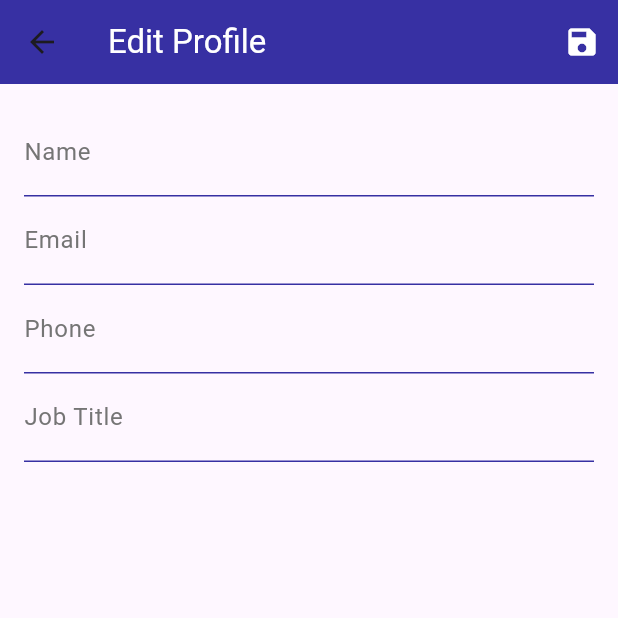
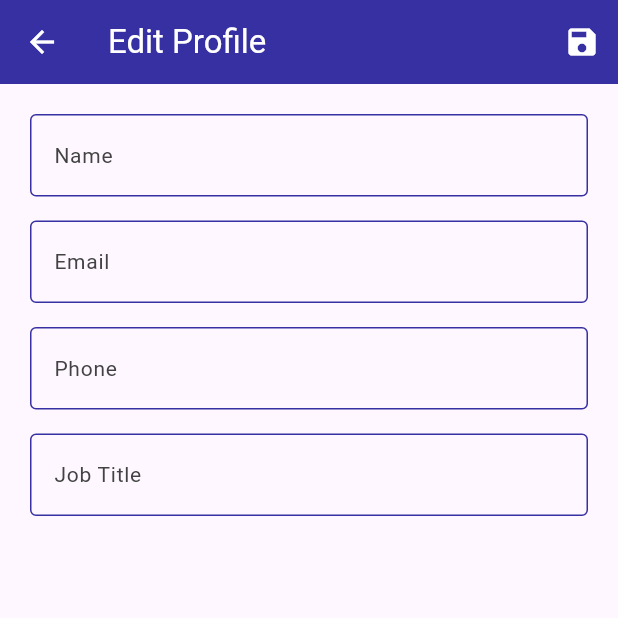
Before and after one commit to mouhana22/mawjood_app, a Flutter app: the ProfilePage screen opened directly, after a tap on the "edit" icon, on a phone screen of 412 x 824 dp, the top half of it. Run offline on Flutter 3.47's test engine with Material 3 defaults, Android fonts, the phone set to English and light mode, and no system bars; our stand-ins replace camera, cloud_firestore, firebase_auth, firebase_core, google_maps_flutter; missing offline and left inert: maps_toolkit; accounts and stored records are empty; network calls fail.

Commit message:
edit profile page modifications

```diff
--- a/lib/Screens/Profile.dart
+++ b/lib/Screens/Profile.dart
@@ -37,19 +37,16 @@ class _ProfilePageState extends State<ProfilePage> {
     }
   }
 
+  void _logout() async {
+    await FirebaseAuth.instance.signOut();
+    Navigator.of(context).pushReplacementNamed('/login');
+  }
+
   @override
   Widget build(BuildContext context) {
-    void editProfile() {
-      print('Edit Profile Clicked');
-       Navigator.push(
-                      context,
-                      MaterialPageRoute(builder: (context) => const EditProfile()),
-                    );
-    }
-
     Color appBarColor = const Color(0xFF3730A3);
-    TextStyle titleStyle = const TextStyle(fontSize: 26, fontWeight: FontWeight.bold, color: Colors.white);
-    TextStyle subtitleStyle = const TextStyle(fontSize: 20, color: Colors.white70);
+    TextStyle titleStyle = const TextStyle(fontSize: 20, fontWeight: FontWeight.bold, color: Colors.white);
+    TextStyle infoStyle = TextStyle(fontSize: 16, color: Colors.white.withOpacity(0.9));
 
     return Scaffold(
       appBar: AppBar(
@@ -60,114 +57,104 @@ class _ProfilePageState extends State<ProfilePage> {
         actions: [
           IconButton(
             icon: const Icon(Icons.edit),
-            onPressed: editProfile,
-            color: Colors.white,
+            onPressed: () {
+              Navigator.push(
+                context,
+                MaterialPageRoute(builder: (context) => const EditProfile()),
+              );
+            },
           ),
+          IconButton(
+            icon: const Icon(Icons.logout),
+            onPressed: _logout,
+          )
         ],
       ),
       body: SingleChildScrollView(
         child: Column(
           children: [
-            Stack(
-              alignment: Alignment.bottomCenter,
-              children: [
-                Container(
-                  height: 200,
-                  decoration: const BoxDecoration(
-                    gradient: LinearGradient(
-                      begin: Alignment.topCenter,
-                      end:
-                      Alignment.bottomCenter,
-                      colors: [Color(0xFF3730A3), Color(0xFF5C49E0)],
-                    ),
+            Container(
+              height: 250,
+              decoration: BoxDecoration(
+                color: appBarColor,
+                borderRadius: BorderRadius.vertical(bottom: Radius.circular(20)),
+              ),
+              alignment: Alignment.center,
+              child: Column(
+                mainAxisAlignment: MainAxisAlignment.center,
+                children: [
+                  CircleAvatar(
+                    radius: 60,
+                    backgroundImage: NetworkImage(userInfo?['image_URL'] ?? 'https://via.placeholder.com/150'),
+                    backgroundColor: Colors.white70,
                   ),
-                ),
-                Padding(
-                  padding: const EdgeInsets.only(bottom: 60.0),
-                  child: CircleAvatar(
-                    radius: 60,
-                    backgroundImage: NetworkImage(user?.photoURL ?? 'https://via.placeholder.com/150'),
-                    backgroundColor: Colors.white, // Ensuring there's a background color in case the image fails to load
+                  const SizedBox(height: 10),
+                  Text(
+                    userInfo?['name'] ?? 'No name available',
+                    style: titleStyle.copyWith(fontSize: 18),
                   ),
-                ),
-              ],
-            ),
-            const SizedBox(height: 32),
-            Text(
-              userInfo?['name'] ?? 'No name',
-              style: titleStyle.copyWith(fontSize: 24, color: Colors.black87),
-            ),
-            const SizedBox(height: 8),
-            Text(
-              userInfo?['email'] ?? 'No email',
-              style: subtitleStyle.copyWith(color: Colors.black54, fontSize: 18),
-            ),
-             const SizedBox(height: 8),
-            Text(
-              userInfo?['phone'] ?? 'No phone number',
-              style: subtitleStyle.copyWith(color: Colors.black54, fontSize: 18),
-            ),
-
-            const SizedBox(height: 8),
-            Text(
-              userInfo?['jobTitle'] ?? 'No job Title',
-              textAlign: TextAlign.center,
-              style: const TextStyle(
-                fontSize: 18,
-                color: Colors.black87,
+                  Text(
+                    userInfo?['email'] ?? 'No email available',
+                    style: infoStyle,
+                  ),
+                ],
               ),
             ),
-            const SizedBox(height: 16),
-            const Divider(thickness: 1),
-            const SizedBox(height: 16),
-            const Text(
-              'Employee’s History',
-              style: TextStyle(
-                color: Colors.black87,
-                fontSize: 22,
-                fontWeight: FontWeight.bold,
+            Padding(
+              padding: const EdgeInsets.all(16),
+              child: Column(
+                crossAxisAlignment: CrossAxisAlignment.start,
+                children: [
+                  Text(
+                    "User Details",
+                    style: TextStyle(fontSize: 22, fontWeight: FontWeight.bold),
+                  ),
+                  const Divider(color: Color.fromARGB(255, 66, 66, 66)),
+                  ListTile(
+                    title: const Text("Phone"),
+                    subtitle: Text(userInfo?['phone'] ?? 'Phone not available'),
+                    leading: const Icon(Icons.phone, color: Color(0xFF3730A3)),
+                  ),
+                  ListTile(
+                    title: const Text("Job Title"),
+                    subtitle: Text(userInfo?['jobTitle'] ?? 'Job title not available'),
+                    leading: const Icon(Icons.work, color: Color(0xFF3730A3)),
+                  ),
+                  const SizedBox(height: 20),
+                  Text(
+                    "Employee History",
+                    style: TextStyle(fontSize: 22, fontWeight: FontWeight.bold),
+                  ),
+                  const Divider(color: Color.fromARGB(255, 66, 66, 66)),
+                  ..._buildHistoryList(userInfo?['history'] as List?),
+                ],
               ),
             ),
-            const SizedBox(height: 10),
-            ..._buildHistoryList(userInfo?['history'] as List?),
           ],
         ),
       ),
     );
   }
 
-  // Helper method to build a list of history tiles, now integrated within cards for a modern look
   List<Widget> _buildHistoryList(List? historyData) {
     if (historyData == null || historyData.isEmpty) {
       return [const Padding(
         padding: EdgeInsets.only(top: 10.0),
-        child: Text('No history available', textAlign: TextAlign.center, style: TextStyle(color: Colors.black54)),
+        child: Text('No history available', textAlign: TextAlign.center, style: TextStyle(color: Colors.grey)),
       )];
     }
 
     return historyData.map((data) {
-      String date = data['date'] ?? 'Unknown Date';
-      String event = data['event'] ?? 'Unknown Event';
-      return Card(
-        elevation: 2,
-        margin: const EdgeInsets.symmetric(vertical: 8, horizontal: 16),
-        child: ListTile(
-          contentPadding: const EdgeInsets.symmetric(horizontal: 16.0, vertical: 10.0),
-          leading: const Icon(Icons.history, color: Color(0xFF3730A3)),
-          title: Text(
-            event,
-            style: const TextStyle(
-              color: Colors.black87,
-              fontSize: 16,
-            ),
-          ),
-          subtitle: Text(
-            date,
-            style: const TextStyle(
-              color: Colors.black54,
-            ),
-          ),
+      return ListTile(
+        title: Text(
+          data['event'] ?? 'Unknown Event',
+          style: const TextStyle(fontSize: 16, fontWeight: FontWeight.bold),
         ),
+        subtitle: Text(
+          data['date'] ?? 'Unknown Date',
+          style: const TextStyle(fontSize: 14),
+        ),
+        leading: const Icon(Icons.history, color: Color(0xFF3730A3)),
       );
     }).toList();
   }
--- a/lib/Screens/editProfile.dart
+++ b/lib/Screens/editProfile.dart
@@ -13,16 +13,20 @@ class _EditProfilePageState extends State<EditProfile> {
   final _formKey = GlobalKey<FormState>();
   bool _isLoading = true;
 
+  TextEditingController _nameController = TextEditingController();
+  TextEditingController _emailController = TextEditingController();
+  TextEditingController _jobTitleController = TextEditingController();
+  TextEditingController _phoneController = TextEditingController();
 
-  // Defining the text editing controllers
-  late TextEditingController _nameController;
-  late TextEditingController _emailController;
-  late TextEditingController _jobTitleController;
- late TextEditingController _phoneController;
-  // Defining colors and styles for the page
-  final Color primaryColor = const Color(0xFF3730A3);
-  final TextStyle inputTextStyle = const TextStyle(fontSize: 18, color: Colors.black87);
-  final TextStyle labelTextStyle = TextStyle(fontSize: 16, color: Colors.grey[600]);
+  // Styles
+  final Color primaryColor = const Color(0xFF3730A3); // Assuming primary color is shared across pages
+  final TextStyle inputTextStyle = const TextStyle(fontSize: 15, color: Colors.black54);
+  final TextStyle labelTextStyle = TextStyle(fontSize: 14, color: Colors.grey[800]);
+  final InputDecoration inputDecoration = InputDecoration(
+    border: OutlineInputBorder(),
+    contentPadding: EdgeInsets.all(10),
+    isDense: true,
+  );
 
   @override
   void initState() {
@@ -32,7 +36,7 @@ class _EditProfilePageState extends State<EditProfile> {
 
   Future<void> _fetchUserProfile() async {
     var userId = FirebaseAuth.instance.currentUser!.uid;
-    var doc = await FirebaseFirestore.instance.collection('users').doc(userId).get();
+    var doc = await FirebaseFirestore.instance.collection('requests').doc(userId).get();
     if (doc.exists) {
       Map<String, dynamic>? data = doc.data();
       _initTextControllers(data);
@@ -43,7 +47,6 @@ class _EditProfilePageState extends State<EditProfile> {
       setState(() {
         _isLoading = false;
       });
-
     }
   }
 
@@ -59,7 +62,7 @@ class _EditProfilePageState extends State<EditProfile> {
     _nameController.dispose();
     _emailController.dispose();
     _jobTitleController.dispose();
-     _phoneController.dispose();
+    _phoneController.dispose();
     super.dispose();
   }
 
@@ -67,12 +70,12 @@ class _EditProfilePageState extends State<EditProfile> {
   Widget build(BuildContext context) {
     return Scaffold(
       appBar: AppBar(
-        title: const Text("Edit Profile", style: TextStyle(color: Colors.white)),
-         elevation: 0,
+        title: const Text("Edit Profile"),
         backgroundColor: primaryColor,
+        foregroundColor: Colors.white, // Ensures icon and text color adapts well
         actions: [
           IconButton(
-            icon: const Icon(Icons.save, color: Colors.white),
+            icon: const Icon(Icons.save),
             onPressed: _isLoading ? null : _saveProfile,
           ),
         ],
@@ -80,14 +83,17 @@ class _EditProfilePageState extends State<EditProfile> {
       body: _isLoading
           ? const Center(child: CircularProgressIndicator())
           : SingleChildScrollView(
-              padding: const EdgeInsets.all(16.0),
+              padding: const EdgeInsets.all(20),
               child: Form(
                 key: _formKey,
                 child: Column(
                   children: <Widget>[
                     _buildTextField(_nameController, "Name", "Please enter your name"),
+                    const SizedBox(height: 16),
                     _buildTextField(_emailController, "Email", "Please enter your email"),
+                    const SizedBox(height: 16),
                     _buildTextField(_phoneController, "Phone", "Please enter your phone number"),
+                    const SizedBox(height: 16),
                     _buildTextField(_jobTitleController, "Job Title", "Please enter your job title"),
                   ],
                 ),
@@ -102,14 +108,15 @@ class _EditProfilePageState extends State<EditProfile> {
       decoration: InputDecoration(
         labelText: label,
         labelStyle: labelTextStyle,
-        enabledBorder: UnderlineInputBorder(
+        enabledBorder: OutlineInputBorder(
           borderSide: BorderSide(color: primaryColor),
         ),
-        focusedBorder: UnderlineInputBorder(
+        focusedBorder: OutlineInputBorder(
           borderSide: BorderSide(color: primaryColor),
         ),
-        border: UnderlineInputBorder(
-          borderSide: BorderSide(color: primaryColor),
+        border: OutlineInputBorder(),
+        errorBorder: OutlineInputBorder(
+          borderSide: BorderSide(color: Colors.red),
         ),
       ),
       style: inputTextStyle,
@@ -121,11 +128,11 @@ class _EditProfilePageState extends State<EditProfile> {
     final form = _formKey.currentState;
     if (form != null && form.validate()) {
       var userId = FirebaseAuth.instance.currentUser!.uid;
-      await FirebaseFirestore.instance.collection('users').doc(userId).update({
+      await FirebaseFirestore.instance.collection('requests').doc(userId).update({
         'name': _nameController.text,
         'email': _emailController.text,
         'jobTitle': _jobTitleController.text,
-         'phone': _phoneController.text,
+        'phone': _phoneController.text,
       });
 
       ScaffoldMessenger.of(context).showSnackBar(const SnackBar(content: Text('Profile updated successfully!', style: TextStyle(color: Colors.white))));
```
